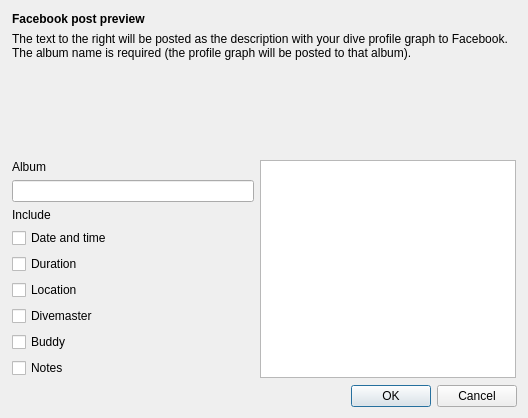
Above: desktop-widgets/plugins/facebook/socialnetworksdialog.ui from subsurface/subsurface before the change. Below: the same form after it.
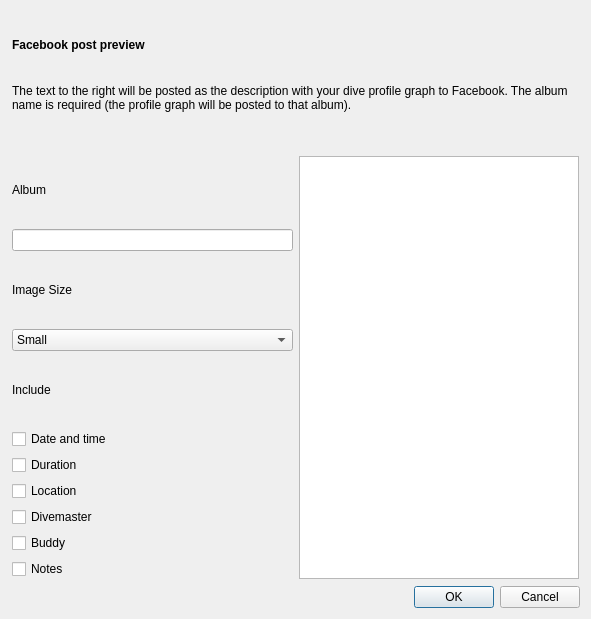
That is the form after the change.

Commit message: [Facebook] Add hability to choose size of profile

What changed in the file:
```diff
--- a/desktop-widgets/plugins/facebook/socialnetworksdialog.ui
+++ b/desktop-widgets/plugins/facebook/socialnetworksdialog.ui
@@ -6,8 +6,8 @@
    <rect>
     <x>0</x>
     <y>0</y>
-    <width>528</width>
-    <height>418</height>
+    <width>591</width>
+    <height>619</height>
    </rect>
   </property>
   <property name="windowTitle">
@@ -15,10 +15,29 @@
   </property>
   <layout class="QVBoxLayout" name="verticalLayout">
    <item>
-    <layout class="QGridLayout" name="gridLayout" rowstretch="0,1,0,0,0,0,0,0,0,0,0">
+    <layout class="QGridLayout" name="gridLayout" rowstretch="0,0,0,0,0,0,0,0,0,0,0,0,0,0,0">
      <property name="margin">
       <number>1</number>
      </property>
+     <item row="7" column="0">
+      <widget class="QComboBox" name="profileSize">
+       <item>
+        <property name="text">
+         <string>Small</string>
+        </property>
+       </item>
+       <item>
+        <property name="text">
+         <string>Medium</string>
+        </property>
+       </item>
+       <item>
+        <property name="text">
+         <string>Big</string>
+        </property>
+       </item>
+      </widget>
+     </item>
      <item row="1" column="0" colspan="2">
       <widget class="QLabel" name="label_4">
        <property name="text">
@@ -32,63 +51,63 @@
        </property>
       </widget>
      </item>
-     <item row="2" column="0">
+     <item row="4" column="0">
       <widget class="QLabel" name="label_2">
        <property name="text">
         <string>Album</string>
        </property>
       </widget>
      </item>
-     <item row="3" column="0">
+     <item row="5" column="0">
       <widget class="QLineEdit" name="album">
        <property name="toolTip">
         <string>The profile picture will be posted in this album (required)</string>
        </property>
       </widget>
      </item>
-     <item row="4" column="0">
+     <item row="8" column="0">
       <widget class="QLabel" name="label_3">
        <property name="text">
         <string>Include</string>
        </property>
       </widget>
      </item>
-     <item row="5" column="0">
+     <item row="9" column="0">
       <widget class="QCheckBox" name="date">
        <property name="text">
         <string>Date and time</string>
        </property>
       </widget>
      </item>
-     <item row="6" column="0">
+     <item row="10" column="0">
       <widget class="QCheckBox" name="duration">
        <property name="text">
         <string>Duration</string>
        </property>
       </widget>
      </item>
-     <item row="7" column="0">
+     <item row="11" column="0">
       <widget class="QCheckBox" name="Location">
        <property name="text">
         <string>Location</string>
        </property>
       </widget>
      </item>
-     <item row="8" column="0">
+     <item row="12" column="0">
       <widget class="QCheckBox" name="Divemaster">
        <property name="text">
         <string>Divemaster</string>
        </property>
       </widget>
      </item>
-     <item row="9" column="0">
+     <item row="13" column="0">
       <widget class="QCheckBox" name="Buddy">
        <property name="text">
         <string>Buddy</string>
        </property>
       </widget>
      </item>
-     <item row="10" column="0">
+     <item row="14" column="0">
       <widget class="QCheckBox" name="Notes">
        <property name="text">
         <string>Notes</string>
@@ -108,9 +127,16 @@
        </property>
       </widget>
      </item>
-     <item row="2" column="1" rowspan="9">
+     <item row="4" column="1" rowspan="11">
       <widget class="QPlainTextEdit" name="text"/>
      </item>
+     <item row="6" column="0">
+      <widget class="QLabel" name="label_5">
+       <property name="text">
+        <string>Image Size</string>
+       </property>
+      </widget>
+     </item>
     </layout>
    </item>
    <item>
```
The commit also changes 2 other files.
